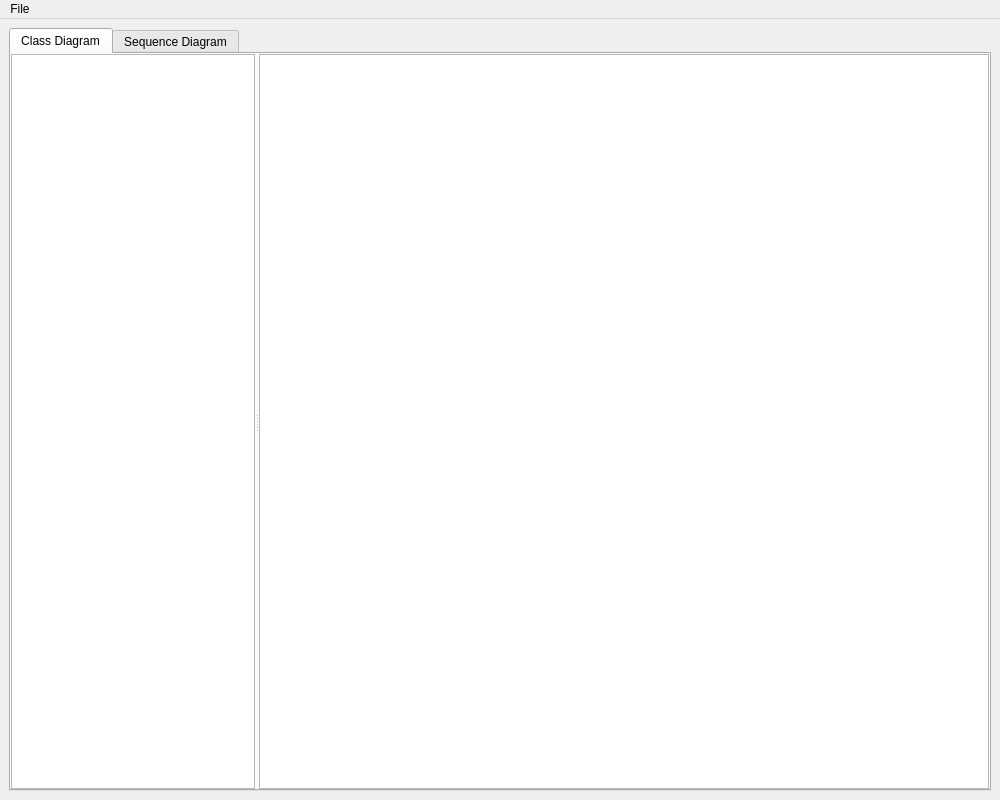
Before: the Qt Designer form ICP/mainwindow.ui in Inozitol/ICP2, drawn with Qt 5.
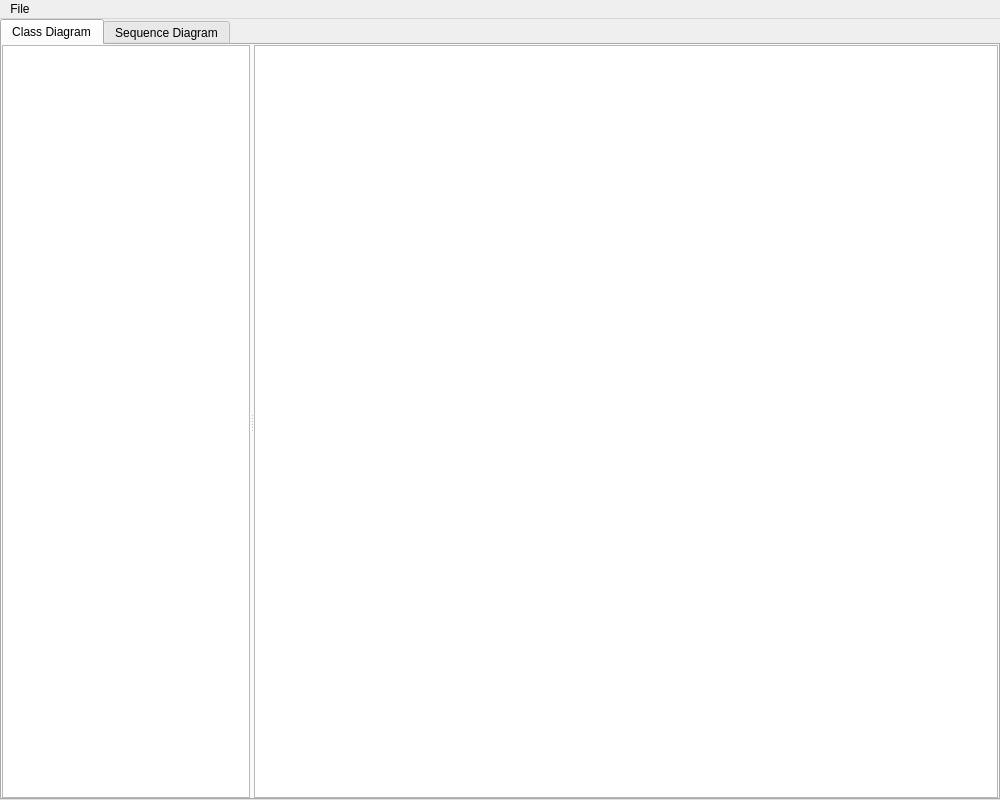
After: the same form once the commit is applied. Icons and pictures are not drawn.

```diff
--- a/ICP/mainwindow.ui
+++ b/ICP/mainwindow.ui
@@ -38,7 +38,22 @@
    <bool>false</bool>
   </property>
   <widget class="QWidget" name="centralwidget">
-   <layout class="QHBoxLayout" name="horizontalLayout">
+   <layout class="QHBoxLayout" name="horizontalLayout" stretch="0">
+    <property name="spacing">
+     <number>0</number>
+    </property>
+    <property name="leftMargin">
+     <number>0</number>
+    </property>
+    <property name="topMargin">
+     <number>0</number>
+    </property>
+    <property name="rightMargin">
+     <number>0</number>
+    </property>
+    <property name="bottomMargin">
+     <number>0</number>
+    </property>
     <item>
      <widget class="QTabWidget" name="tabWidget">
       <property name="currentIndex">
```
